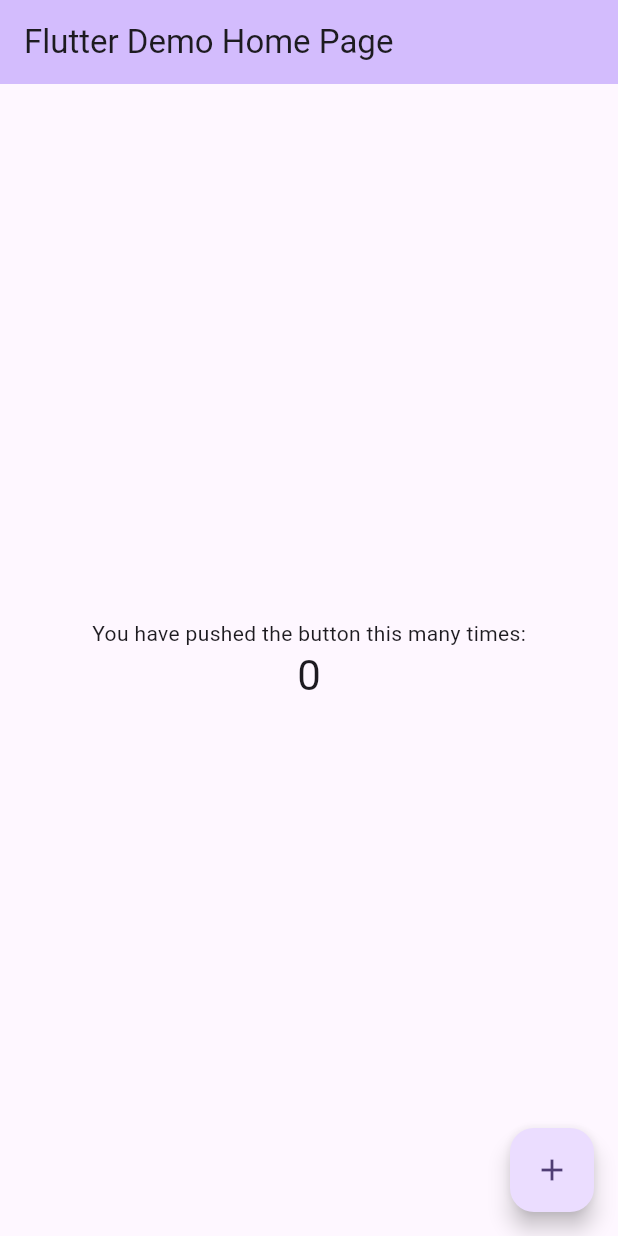
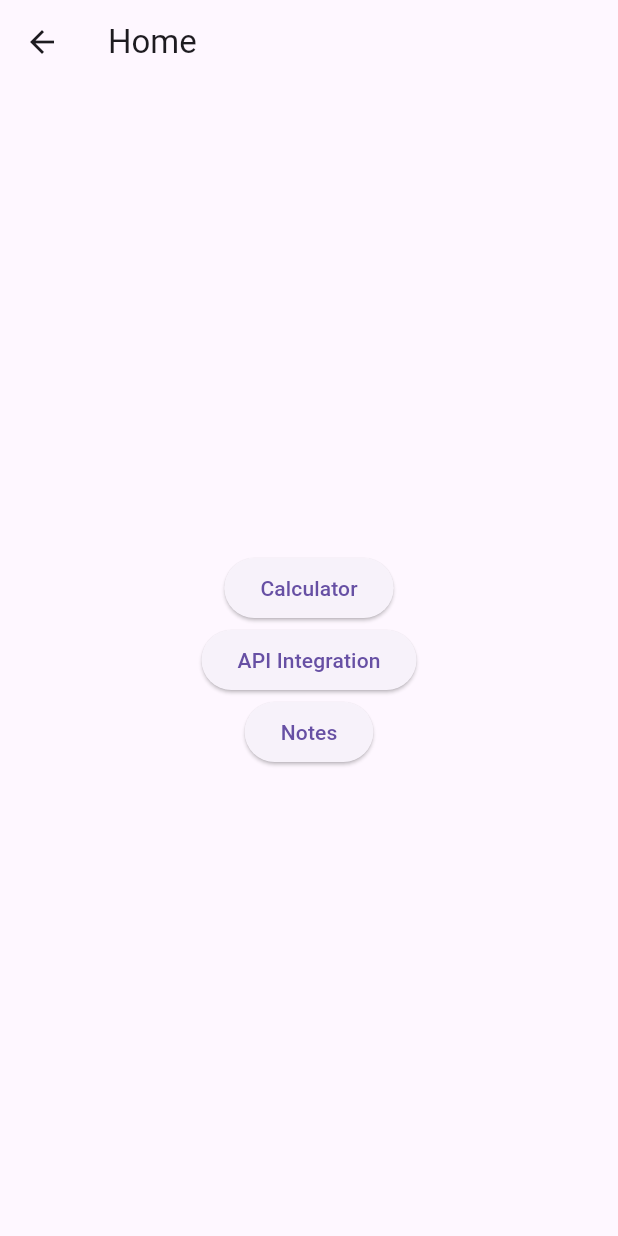
Before and after one commit to KosyAbone/flutter-router-app, a Flutter app: the screen it shows after launch, on a phone screen of 412 x 824 dp. Run offline on Flutter 3.47's test engine with Material 3 defaults, Android fonts, the phone set to English and light mode, and no system bars.

Commit message:
added navigations and basic content

```diff
--- a/lib/main.dart
+++ b/lib/main.dart
@@ -1,4 +1,10 @@
 import 'package:flutter/material.dart';
+
+import 'package:flutter_assignment/pages/calculator_page.dart';
+import 'package:flutter_assignment/pages/api_page.dart';
+import 'package:flutter_assignment/pages/notes_page.dart';
+import 'package:flutter_assignment/pages/greeting_page.dart';
+import 'package:flutter_assignment/pages/home_page.dart';
 
 void main() {
   runApp(const MyApp());
@@ -7,119 +13,21 @@ void main() {
 class MyApp extends StatelessWidget {
   const MyApp({super.key});
 
-  // This widget is the root of your application.
   @override
   Widget build(BuildContext context) {
     return MaterialApp(
-      title: 'Flutter Demo',
+      title: 'My Flutter App',
       theme: ThemeData(
-        // This is the theme of your application.
-        //
-        // TRY THIS: Try running your application with "flutter run". You'll see
-        // the application has a purple toolbar. Then, without quitting the app,
-        // try changing the seedColor in the colorScheme below to Colors.green
-        // and then invoke "hot reload" (save your changes or press the "hot
-        // reload" button in a Flutter-supported IDE, or press "r" if you used
-        // the command line to start the app).
-        //
-        // Notice that the counter didn't reset back to zero; the application
-        // state is not lost during the reload. To reset the state, use hot
-        // restart instead.
-        //
-        // This works for code too, not just values: Most code changes can be
-        // tested with just a hot reload.
-        colorScheme: ColorScheme.fromSeed(seedColor: Colors.deepPurple),
-        useMaterial3: true,
+        primaryColor: Colors.blue,
       ),
-      home: const MyHomePage(title: 'Flutter Demo Home Page'),
+      initialRoute: '/home',
+      routes: {
+        '/': (context) => const GreetingPage(),
+        '/home': (context) => const HomePage(),
+        '/calculator': (context) => const CalculatorPage(),
+        '/api': (context) => const APIPage(),
+        '/notes': (context) => const NotesPage(),
+      },
     );
   }
 }
-
-class MyHomePage extends StatefulWidget {
-  const MyHomePage({super.key, required this.title});
-
-  // This widget is the home page of your application. It is stateful, meaning
-  // that it has a State object (defined below) that contains fields that affect
-  // how it looks.
-
-  // This class is the configuration for the state. It holds the values (in this
-  // case the title) provided by the parent (in this case the App widget) and
-  // used by the build method of the State. Fields in a Widget subclass are
-  // always marked "final".
-
-  final String title;
-
-  @override
-  State<MyHomePage> createState() => _MyHomePageState();
-}
-
-class _MyHomePageState extends State<MyHomePage> {
-  int _counter = 0;
-
-  void _incrementCounter() {
-    setState(() {
-      // This call to setState tells the Flutter framework that something has
-      // changed in this State, which causes it to rerun the build method below
-      // so that the display can reflect the updated values. If we changed
-      // _counter without calling setState(), then the build method would not be
-      // called again, and so nothing would appear to happen.
-      _counter++;
-    });
-  }
-
-  @override
-  Widget build(BuildContext context) {
-    // This method is rerun every time setState is called, for instance as done
-    // by the _incrementCounter method above.
-    //
-    // The Flutter framework has been optimized to make rerunning build methods
-    // fast, so that you can just rebuild anything that needs updating rather
-    // than having to individually change instances of widgets.
-    return Scaffold(
-      appBar: AppBar(
-        // TRY THIS: Try changing the color here to a specific color (to
-        // Colors.amber, perhaps?) and trigger a hot reload to see the AppBar
-        // change color while the other colors stay the same.
-        backgroundColor: Theme.of(context).colorScheme.inversePrimary,
-        // Here we take the value from the MyHomePage object that was created by
-        // the App.build method, and use it to set our appbar title.
-        title: Text(widget.title),
-      ),
-      body: Center(
-        // Center is a layout widget. It takes a single child and positions it
-        // in the middle of the parent.
-        child: Column(
-          // Column is also a layout widget. It takes a list of children and
-          // arranges them vertically. By default, it sizes itself to fit its
-          // children horizontally, and tries to be as tall as its parent.
-          //
-          // Column has various properties to control how it sizes itself and
-          // how it positions its children. Here we use mainAxisAlignment to
-          // center the children vertically; the main axis here is the vertical
-          // axis because Columns are vertical (the cross axis would be
-          // horizontal).
-          //
-          // TRY THIS: Invoke "debug painting" (choose the "Toggle Debug Paint"
-          // action in the IDE, or press "p" in the console), to see the
-          // wireframe for each widget.
-          mainAxisAlignment: MainAxisAlignment.center,
-          children: <Widget>[
-            const Text(
-              'You have pushed the button this many times:',
-            ),
-            Text(
-              '$_counter',
-              style: Theme.of(context).textTheme.headlineMedium,
-            ),
-          ],
-        ),
-      ),
-      floatingActionButton: FloatingActionButton(
-        onPressed: _incrementCounter,
-        tooltip: 'Increment',
-        child: const Icon(Icons.add),
-      ), // This trailing comma makes auto-formatting nicer for build methods.
-    );
-  }
-}
--- /dev/null
+++ b/lib/pages/api_page.dart
@@ -0,0 +1,15 @@
+import 'package:flutter/material.dart';
+
+class APIPage extends StatelessWidget {
+  const APIPage({super.key});
+
+  @override
+  Widget build(BuildContext context) {
+    return Scaffold(
+      appBar: AppBar(title: const Text('API Integration')),
+      body: const Center(
+        child: Text('API Page'),
+      ),
+    );
+  }
+}
--- /dev/null
+++ b/lib/pages/calculator_page.dart
@@ -0,0 +1,15 @@
+import 'package:flutter/material.dart';
+
+class CalculatorPage extends StatelessWidget {
+  const CalculatorPage({super.key});
+
+  @override
+  Widget build(BuildContext context) {
+    return Scaffold(
+      appBar: AppBar(title: const Text('Calculator')),
+      body: const Center(
+        child: Text('Calculator Page'),
+      ),
+    );
+  }
+}
--- /dev/null
+++ b/lib/pages/home_page.dart
@@ -0,0 +1,37 @@
+import 'package:flutter/material.dart';
+
+class HomePage extends StatelessWidget {
+  const HomePage({super.key});
+
+  @override
+  Widget build(BuildContext context) {
+    return Scaffold(
+      appBar: AppBar(title: const Text('Home')),
+      body: Center(
+        child: Column(
+          mainAxisAlignment: MainAxisAlignment.center,
+          children: [
+            ElevatedButton(
+              onPressed: () {
+                Navigator.pushNamed(context, '/calculator');
+              },
+              child: const Text('Calculator'),
+            ),
+            ElevatedButton(
+              onPressed: () {
+                Navigator.pushNamed(context, '/api');
+              },
+              child: const Text('API Integration'),
+            ),
+            ElevatedButton(
+              onPressed: () {
+                Navigator.pushNamed(context, '/notes');
+              },
+              child: const Text('Notes'),
+            ),
+          ],
+        ),
+      ),
+    );
+  }
+}
--- /dev/null
+++ b/lib/pages/notes_page.dart
@@ -0,0 +1,15 @@
+import 'package:flutter/material.dart';
+
+class NotesPage extends StatelessWidget {
+  const NotesPage({super.key});
+
+  @override
+  Widget build(BuildContext context) {
+    return Scaffold(
+      appBar: AppBar(title: const Text('Notes')),
+      body: const Center(
+        child: Text('Notes Page'),
+      ),
+    );
+  }
+}
--- a/pubspec.yaml
+++ b/pubspec.yaml
@@ -58,6 +58,9 @@ flutter:
   # the material Icons class.
   uses-material-design: true
 
+  assets:
+   - lib/assets/images/welcome_image.png
+
   # To add assets to your application, add an assets section, like this:
   # assets:
   #   - images/a_dot_burr.jpeg
```
Also changed, not shown: lib/pages/greeting_page.dart (added, +30 -0 lines), lib/assets/images/welcome_image.png (added).
